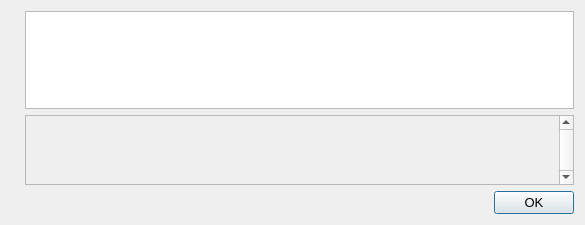
Above: src/qt/forms/helpmessagedialog.ui from folm/folm before the change. Below: the same form after it.
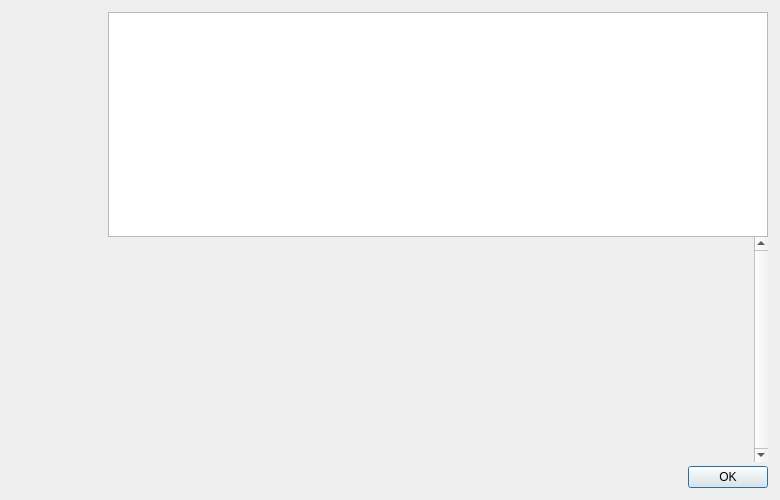
That is the form after the change. Icons and pictures are not drawn.

What changed in the file:
```diff
--- a/src/qt/forms/helpmessagedialog.ui
+++ b/src/qt/forms/helpmessagedialog.ui
@@ -6,31 +6,87 @@
    <rect>
     <x>0</x>
     <y>0</y>
-    <width>585</width>
-    <height>225</height>
+    <width>780</width>
+    <height>500</height>
    </rect>
   </property>
-  <property name="font">
-   <font>
-    <pointsize>10</pointsize>
-   </font>
+  <property name="maximumSize">
+   <size>
+    <width>16777215</width>
+    <height>500</height>
+   </size>
   </property>
   <property name="windowTitle">
    <string notr="true">Folm Core - Command-line options</string>
   </property>
   <layout class="QHBoxLayout" name="horizontalLayout_2">
+   <property name="spacing">
+    <number>0</number>
+   </property>
+   <property name="leftMargin">
+    <number>12</number>
+   </property>
+   <property name="topMargin">
+    <number>12</number>
+   </property>
+   <property name="rightMargin">
+    <number>12</number>
+   </property>
+   <property name="bottomMargin">
+    <number>12</number>
+   </property>
    <item>
-    <widget class="QLabel" name="graphic">
-     <property name="sizePolicy">
-      <sizepolicy hsizetype="Preferred" vsizetype="Ignored">
-       <horstretch>0</horstretch>
-       <verstretch>0</verstretch>
-      </sizepolicy>
+    <layout class="QVBoxLayout" name="verticalLayoutLogo" stretch="0">
+     <property name="leftMargin">
+      <number>0</number>
      </property>
-     <property name="pixmap">
-      <pixmap resource="../folm.qrc">:/images/about</pixmap>
+     <property name="topMargin">
+      <number>0</number>
      </property>
-    </widget>
+     <property name="rightMargin">
+      <number>0</number>
+     </property>
+     <item>
+      <widget class="QLabel" name="aboutLogo">
+       <property name="sizePolicy">
+        <sizepolicy hsizetype="Preferred" vsizetype="Ignored">
+         <horstretch>0</horstretch>
+         <verstretch>0</verstretch>
+        </sizepolicy>
+       </property>
+       <property name="minimumSize">
+        <size>
+         <width>96</width>
+         <height>464</height>
+        </size>
+       </property>
+       <property name="maximumSize">
+        <size>
+         <width>96</width>
+         <height>564</height>
+        </size>
+       </property>
+       <property name="baseSize">
+        <size>
+         <width>96</width>
+         <height>564</height>
+        </size>
+       </property>
+       <property name="autoFillBackground">
+        <bool>false</bool>
+       </property>
+       <property name="pixmap">
+        <pixmap resource="../folm.qrc">:/images/drkblue/about</pixmap>
+       </property>
+       <property name="scaledContents">
+        <bool>false</bool>
+       </property>
+       <property name="alignment">
+        <set>Qt::AlignLeading|Qt::AlignLeft|Qt::AlignTop</set>
+       </property>
+      </widget>
+     </item>
+    </layout>
    </item>
    <item>
     <layout class="QVBoxLayout" name="verticalLayout">
@@ -43,6 +99,9 @@
      </item>
      <item>
       <widget class="QScrollArea" name="scrollArea">
+       <property name="frameShape">
+        <enum>QFrame::NoFrame</enum>
+       </property>
        <property name="verticalScrollBarPolicy">
         <enum>Qt::ScrollBarAlwaysOn</enum>
        </property>
@@ -54,8 +113,8 @@
          <rect>
           <x>0</x>
           <y>0</y>
-          <width>447</width>
-          <height>68</height>
+          <width>630</width>
+          <height>201</height>
          </rect>
         </property>
         <layout class="QVBoxLayout" name="verticalLayout_2">
@@ -82,6 +141,22 @@
        </widget>
       </widget>
      </item>
+     <item>
+      <spacer name="verticalSpacer">
+       <property name="orientation">
+        <enum>Qt::Vertical</enum>
+       </property>
+       <property name="sizeType">
+        <enum>QSizePolicy::Fixed</enum>
+       </property>
+       <property name="sizeHint" stdset="0">
+        <size>
+         <width>4</width>
+         <height>4</height>
+        </size>
+       </property>
+      </spacer>
+     </item>
      <item>
       <widget class="QDialogButtonBox" name="okButton">
        <property name="orientation">
```
